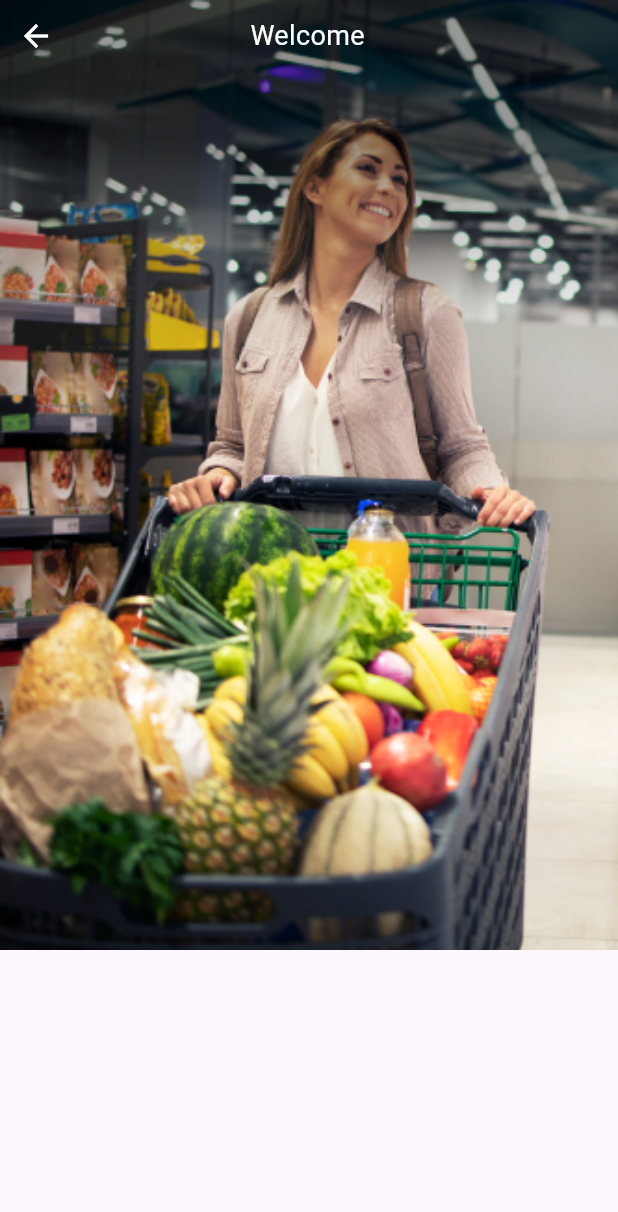
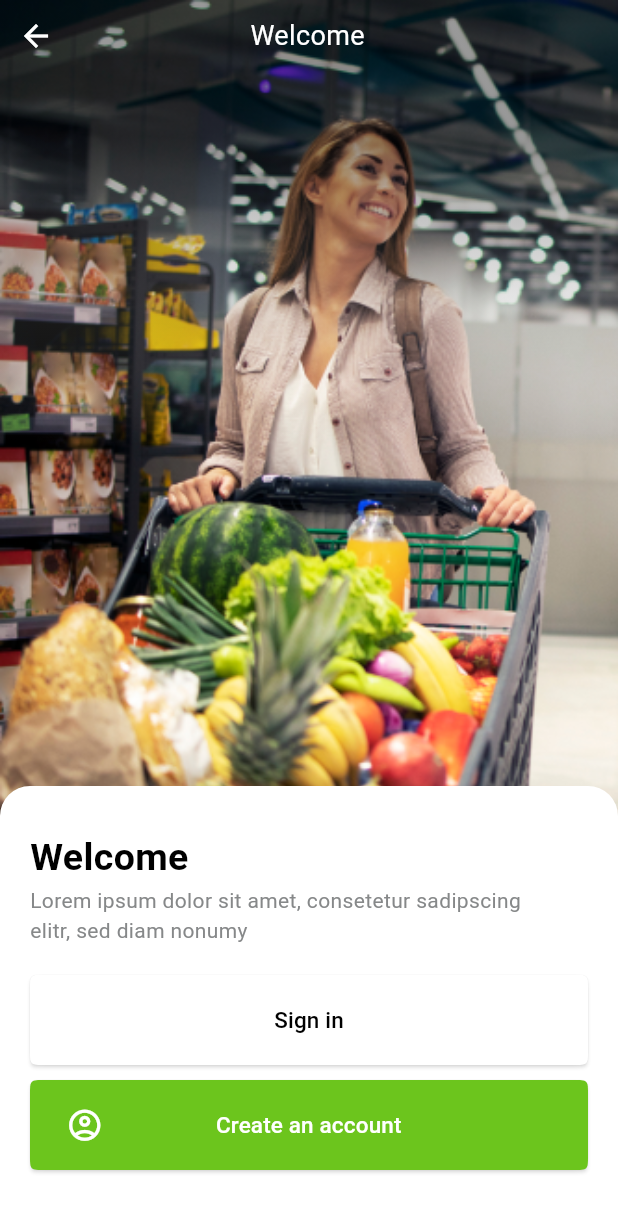
Before and after one commit to SiroProg/sirozhiddin_project, a Flutter app: the RegisterScreen screen opened directly, on a phone screen of 412 x 824 dp. Shown: the top 1212 px of the screen. Run offline on Flutter 3.47's test engine with Material 3 defaults, Android fonts, the light colour scheme and no system bars; our stand-ins replace flutter_riverpod, smooth_page_indicator.

Commit message:
all updates

```diff
--- a/lib/src/common/provider/app_provider.dart
+++ b/lib/src/common/provider/app_provider.dart
@@ -222,4 +222,5 @@ final appProvider = StateProvider<ProviderModel>((ref) => ProviderModel());
 class ProviderModel extends ChangeNotifier {
   late final PageController pageController;
   ValueNotifier<int> initialSplashPage = ValueNotifier(1);
+  ValueNotifier<bool> secureText = ValueNotifier(true);
 }
--- a/lib/src/common/style/app_colors.dart
+++ b/lib/src/common/style/app_colors.dart
@@ -4,4 +4,8 @@ class AppColors {
   static Color black = Colors.black;
   static Color green = Color(0xFF6CC51D);
   static Color white = Colors.white;
+  static Color white60 = Color.fromRGBO(244, 245, 249, 1);
+  static Color black10 = Color(0xFF868889);
+  static Color white70 = Color(0xFFF4F5FF);
+  static Color blueGrey = Color(0xFF407EC7);
 }
--- a/lib/src/feature/register_screen/register_screen.dart
+++ b/lib/src/feature/register_screen/register_screen.dart
@@ -1,7 +1,10 @@
 import 'package:flutter/cupertino.dart';
 import 'package:flutter/material.dart';
+import 'package:flutter/rendering.dart';
 import 'package:flutter/widgets.dart';
 import 'package:sirozhiddin_project/src/common/style/app_colors.dart';
+
+import 'sign_in_sqreen.dart';
 
 class RegisterScreen extends StatefulWidget {
   const RegisterScreen({super.key});
@@ -19,7 +22,7 @@ class _RegisterScreenState extends State<RegisterScreen> {
           Image(
             width: MediaQuery.of(context).size.width,
             fit: BoxFit.cover,
-            image: AssetImage(
+            image: const AssetImage(
               "assets/images/welcom1.png",
             ),
           ),
@@ -29,7 +32,7 @@ class _RegisterScreenState extends State<RegisterScreen> {
             child: DecoratedBox(
               decoration: BoxDecoration(
                 gradient: LinearGradient(
-                  transform: GradientRotation(1.6),
+                  transform: const GradientRotation(1.6),
                   colors: [
                     AppColors.black.withOpacity(0.4),
                     AppColors.white.withOpacity(0),
@@ -52,11 +55,128 @@ class _RegisterScreenState extends State<RegisterScreen> {
                       'Welcome',
                       style: TextStyle(color: AppColors.white, fontSize: 18),
                     ),
-                    SizedBox(
+                    const SizedBox(
                       width: 50,
                     ),
                   ],
-                )
+                ),
+                const Spacer(),
+                SizedBox(
+                  width: MediaQuery.of(context).size.width,
+                  height: 300,
+                  child: DecoratedBox(
+                    decoration: BoxDecoration(
+                      color: AppColors.white,
+                      borderRadius: const BorderRadius.only(
+                        topLeft: Radius.circular(20),
+                        topRight: Radius.circular(20),
+                      ),
+                    ),
+                    child: Padding(
+                      padding: const EdgeInsets.symmetric(
+                          horizontal: 20, vertical: 30),
+                      child: Column(
+                        crossAxisAlignment: CrossAxisAlignment.start,
+                        children: [
+                          Text(
+                            "Welcome",
+                            style: TextStyle(
+                              color: AppColors.black,
+                              fontSize: 25,
+                              fontWeight: FontWeight.w600,
+                            ),
+                          ),
+                          Padding(
+                            padding: const EdgeInsets.only(right: 30),
+                            child: Text(
+                              "Lorem ipsum dolor sit amet, consetetur sadipscing elitr, sed diam nonumy",
+                              style: TextStyle(
+                                color: AppColors.black10,
+                              ),
+                            ),
+                          ),
+                          Padding(
+                            padding: const EdgeInsets.only(top: 20),
+                            child: SizedBox(
+                              width: MediaQuery.of(context).size.width,
+                              height: 60,
+                              child: ElevatedButton(
+                                style: ElevatedButton.styleFrom(
+                                  backgroundColor: AppColors.white,
+                                  shadowColor: AppColors.white,
+                                  shape: const ContinuousRectangleBorder(
+                                    borderRadius: BorderRadius.all(
+                                      Radius.circular(10),
+                                    ),
+                                  ),
+                                ),
+                                onPressed: () {
+                                  Navigator.push(
+                                    context,
+                                    MaterialPageRoute(
+                                      builder: (context) => SignIn(),
+                                    ),
+                                  );
+                                },
+                                child: Center(
+                                  child: Text(
+                                    "Sign in",
+                                    style: TextStyle(
+                                      color: AppColors.black,
+                                      fontSize: 15,
+                                      fontWeight: FontWeight.w500,
+                                    ),
+                                  ),
+                                ),
+                              ),
+                            ),
+                          ),
+                          Padding(
+                            padding: const EdgeInsets.only(top: 10),
+                            child: SizedBox(
+                              width: MediaQuery.of(context).size.width,
+                              height: 60,
+                              child: ElevatedButton(
+                                style: ElevatedButton.styleFrom(
+                                  backgroundColor: AppColors.green,
+                                  shadowColor: AppColors.white,
+                                  shape: const ContinuousRectangleBorder(
+                                    borderRadius: BorderRadius.all(
+                                      Radius.circular(10),
+                                    ),
+                                  ),
+                                ),
+                                onPressed: () {},
+                                child: Row(
+                                  mainAxisAlignment: MainAxisAlignment.start,
+                                  crossAxisAlignment: CrossAxisAlignment.center,
+                                  children: [
+                                    Icon(
+                                      Icons.account_circle_outlined,
+                                      color: AppColors.white,
+                                      size: 25,
+                                    ),
+                                    SizedBox(
+                                      width: MediaQuery.of(context).size.width /
+                                          5.5,
+                                    ),
+                                    Text(
+                                      "Create an account",
+                                      style: TextStyle(
+                                        color: AppColors.white,
+                                        fontSize: 15,
+                                      ),
+                                    ),
+                                  ],
+                                ),
+                              ),
+                            ),
+                          ),
+                        ],
+                      ),
+                    ),
+                  ),
+                ),
               ],
             ),
           ),
--- a/pubspec.yaml
+++ b/pubspec.yaml
@@ -37,6 +37,7 @@ dependencies:
   cupertino_icons: ^1.0.2
   flutter_riverpod: ^2.5.1
   smooth_page_indicator: ^1.1.0
+  flutter_screenutil: ^5.9.0
 
 dev_dependencies:
   flutter_test:
```
Also changed, not shown: lib/src/feature/register_screen/sign_in_sqreen.dart (added, +266 -0 lines), lib/src/feature/register_screen/sign_up_screen.dart (added, +266 -0 lines), lib/src/feature/splash_screen/splash_screen.dart (+6 -5 lines), assets/images/Delivery-cuate 1.png (deleted), assets/images/Online Groceries-cuate 1.png (deleted), assets/images/Passionate-cuate 1.png (deleted), assets/images/Splash2-4.png (deleted), assets/images/google.png (renamed from assets/images/Group 4.png), assets/images/markus-spiske-i5tesTFPBjw-unsplash 1(1).png (deleted), assets/images/markus-spiske-i5tesTFPBjw-unsplash 1(2).png (deleted), assets/images/markus-spiske-i5tesTFPBjw-unsplash 1(3).png (deleted), assets/images/markus-spiske-i5tesTFPBjw-unsplash 1.png (deleted), assets/images/welcome2.png (added), pubspec.lock.
